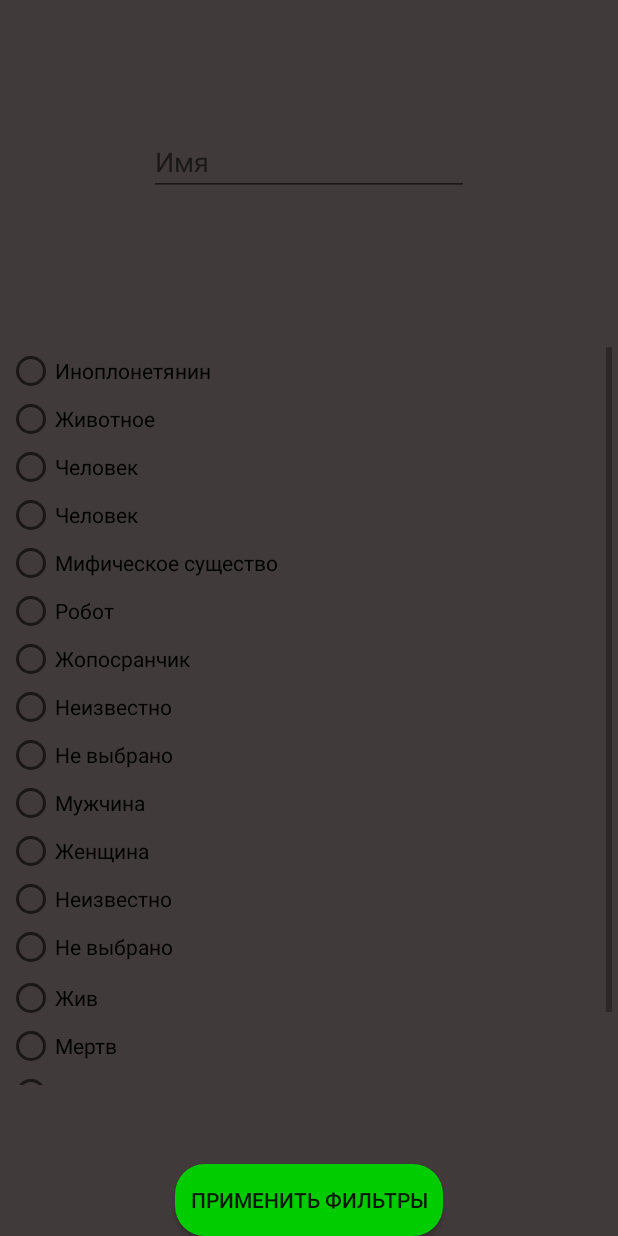
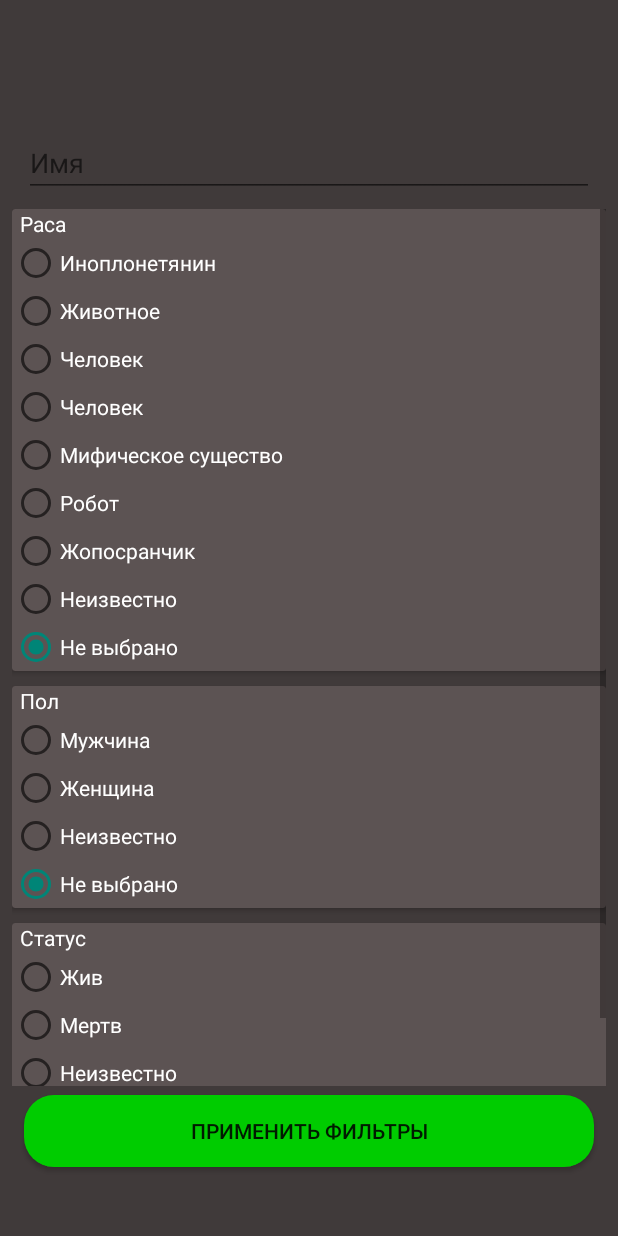
Before and after one commit to IgrayuVminecraftKakBozhenka/RickAndMortyApp, an Android app: the fragment FiltersFragment placed in its activity, on a phone screen of 412 x 824 dp. Run offline under Robolectric (Android 15) with nearby library versions, the phone set to English and light mode, and no system bars; libraries missing offline, so code that uses them is left out: com.github.terrakok.cicerone; 2 statements that could not run were skipped.

Commit message:
bug ispravlen

```diff
--- a/app/src/main/java/com/igrayuvminecraftkakbozhenka/rickandmortyapi/domain/DataRepositoryInterface.kt
+++ b/app/src/main/java/com/igrayuvminecraftkakbozhenka/rickandmortyapi/domain/DataRepositoryInterface.kt
@@ -10,7 +10,7 @@ interface DataRepositoryInterface {
 
     suspend fun getPageWithCharacters(pageId: Int): ArrayList<Character>
 
-    suspend fun getFilteredCharacters(filter: Filter?): ArrayList<Character>
+    suspend fun getFilteredCharacters(filter: Filter?): ArrayList<Character>?
 
     fun getGenders(): List<DataRepository.GenderValue>
 
--- a/app/src/main/java/com/igrayuvminecraftkakbozhenka/rickandmortyapi/ui/filters_fragment/FiltersFragment.kt
+++ b/app/src/main/java/com/igrayuvminecraftkakbozhenka/rickandmortyapi/ui/filters_fragment/FiltersFragment.kt
@@ -68,6 +68,9 @@ class FiltersFragment: Fragment(), View.OnClickListener, RadioGroup.OnCheckedCha
             val radioButton = RadioButton(requireContext())
             radioButton.setText(value.resId)
             radioButton.id = value.id
+            radioButton.setTextColor(resources.getColor(R.color.white))
+            if (value.ordinal == species.size - 1)
+                radioButton.isChecked = true
             speciesRadioGroup.addView(radioButton)
         }
         speciesRadioGroup.setOnCheckedChangeListener(this)
@@ -77,6 +80,9 @@ class FiltersFragment: Fragment(), View.OnClickListener, RadioGroup.OnCheckedCha
             val radioButton = RadioButton(requireContext())
             radioButton.setText(value.resId)
             radioButton.id = value.id
+            radioButton.setTextColor(resources.getColor(R.color.white))
+            if (value.ordinal == genders.size - 1)
+                radioButton.isChecked = true
             genderRadioGroup.addView(radioButton)
         }
         genderRadioGroup.setOnCheckedChangeListener(this)
@@ -86,6 +92,9 @@ class FiltersFragment: Fragment(), View.OnClickListener, RadioGroup.OnCheckedCha
             val radioButton = RadioButton(requireContext())
             radioButton.setText(value.resId)
             radioButton.id = value.id
+            radioButton.setTextColor(resources.getColor(R.color.white))
+            if (value.ordinal == status.size - 1)
+                radioButton.isChecked = true
             statusRadioGroup.addView(radioButton)
         }
         statusRadioGroup.setOnCheckedChangeListener(this)
--- a/app/src/main/res/layout/fragment_filter_settings.xml
+++ b/app/src/main/res/layout/fragment_filter_settings.xml
@@ -8,8 +8,12 @@
 
     <EditText
         android:id="@+id/input_name"
-        android:layout_width="wrap_content"
+        android:layout_width="match_parent"
         android:layout_height="wrap_content"
+        android:layout_marginStart="16dp"
+        android:layout_marginTop="10dp"
+        android:layout_marginEnd="16dp"
+        android:layout_marginBottom="8dp"
         android:ems="10"
         android:hint="@string/name_character"
         android:inputType="textPersonName"
@@ -17,38 +21,15 @@
         app:layout_constraintEnd_toEndOf="parent"
         app:layout_constraintStart_toStartOf="parent"
         app:layout_constraintTop_toTopOf="parent"
-        app:layout_constraintVertical_bias="0.110000014" />
-
-
-
-
-    <Button
-        android:id="@+id/setup_filters_button"
-        android:layout_width="wrap_content"
-        android:layout_height="wrap_content"
-        android:layout_marginTop="@dimen/margin"
-        android:background="@drawable/rounded_button"
-        android:padding="10dp"
-        android:text="@string/setup_filters"
-        app:layout_constraintBottom_toBottomOf="parent"
-        app:layout_constraintEnd_toEndOf="parent"
-        app:layout_constraintStart_toStartOf="parent"
-        app:layout_constraintTop_toBottomOf="@+id/status_radio_group" />
-
-    <androidx.constraintlayout.widget.Guideline
-        android:id="@+id/guideline2"
-        android:layout_width="wrap_content"
-        android:layout_height="wrap_content"
-        android:orientation="vertical"
-        app:layout_constraintGuide_begin="37dp" />
+        app:layout_constraintVertical_bias="0.100000024" />
 
     <ScrollView
-        android:layout_width="403dp"
-        android:layout_height="492dp"
-        android:layout_marginStart="1dp"
-        android:layout_marginTop="1dp"
-        android:layout_marginEnd="1dp"
-        android:layout_marginBottom="1dp"
+        android:layout_width="0dp"
+        android:layout_height="0dp"
+        android:layout_marginStart="8dp"
+        android:layout_marginTop="8dp"
+        android:layout_marginEnd="8dp"
+        android:layout_marginBottom="100dp"
         app:layout_constraintBottom_toBottomOf="parent"
         app:layout_constraintEnd_toEndOf="parent"
         app:layout_constraintStart_toStartOf="parent"
@@ -59,33 +40,98 @@
             android:layout_height="wrap_content"
             android:orientation="vertical">
 
+            <androidx.cardview.widget.CardView
+                android:layout_width="match_parent"
+                android:layout_height="wrap_content"
+                android:layout_marginBottom="10dp"
+                app:cardBackgroundColor="@color/brown_gray_lite">
+
+                <TextView
+                    android:layout_width="wrap_content"
+                    android:layout_height="wrap_content"
+                    android:text="@string/species_character"
+                    android:layout_marginLeft="5dp"
+                    android:textColor="@color/white" />
+
                 <RadioGroup
                     android:id="@+id/species_radio_group"
                     android:layout_width="wrap_content"
-                android:layout_height="wrap_content">
+                    android:layout_height="wrap_content"
+                    android:layout_marginTop="20dp">
 
 
                 </RadioGroup>
 
+            </androidx.cardview.widget.CardView>
+
+
+            <androidx.cardview.widget.CardView
+                android:layout_width="match_parent"
+                android:layout_height="wrap_content"
+                android:layout_marginBottom="10dp"
+                app:cardBackgroundColor="@color/brown_gray_lite">
+
+                <TextView
+                    android:layout_width="wrap_content"
+                    android:layout_height="wrap_content"
+                    android:text="@string/gender"
+                    android:layout_marginLeft="5dp"
+                    android:textColor="@color/white" />
+
                 <RadioGroup
                     android:id="@+id/gender_radio_group"
                     android:layout_width="wrap_content"
-                android:layout_height="wrap_content">
+                    android:layout_height="wrap_content"
+                    android:layout_marginTop="20dp">
 
 
                 </RadioGroup>
 
+            </androidx.cardview.widget.CardView>
+
+            <androidx.cardview.widget.CardView
+                android:layout_width="match_parent"
+                android:layout_height="wrap_content"
+                android:layout_marginBottom="10dp"
+                app:cardBackgroundColor="@color/brown_gray_lite">
+
+                <TextView
+                    android:layout_width="wrap_content"
+                    android:layout_height="wrap_content"
+                    android:text="@string/status"
+                    android:layout_marginLeft="5dp"
+                    android:textColor="@color/white" />
 
                 <RadioGroup
                     android:id="@+id/status_radio_group"
                     android:layout_width="wrap_content"
                     android:layout_height="wrap_content"
-                android:layout_marginTop="2dp">
+                    android:layout_marginTop="20dp">
 
                 </RadioGroup>
+
+            </androidx.cardview.widget.CardView>
+
+
 
         </LinearLayout>
     </ScrollView>
 
+    <Button
+        android:id="@+id/setup_filters_button"
+        android:layout_width="match_parent"
+        android:layout_height="wrap_content"
+        android:layout_marginStart="16dp"
+        android:layout_marginTop="8dp"
+        android:layout_marginEnd="16dp"
+        android:layout_marginBottom="16dp"
+        android:background="@drawable/rounded_button"
+        android:padding="10dp"
+        android:text="@string/setup_filters"
+        app:layout_constraintBottom_toBottomOf="parent"
+        app:layout_constraintEnd_toEndOf="parent"
+        app:layout_constraintStart_toStartOf="parent"
+        app:layout_constraintTop_toTopOf="parent"
+        app:layout_constraintVertical_bias="0.96" />
 
 </androidx.constraintlayout.widget.ConstraintLayout>
--- a/app/src/main/res/values/dimens-hdpi.xml
+++ /dev/null
@@ -1,4 +0,0 @@
-<?xml version="1.0" encoding="utf-8"?>
-<resources>
-    <dimen name="padding">8dp</dimen>
-</resources>
--- a/app/src/main/res/values/dimens-mdpi.xml
+++ /dev/null
@@ -1,6 +0,0 @@
-<?xml version="1.0" encoding="utf-8"?>
-<resources>
-    <dimen name="margin">2dp</dimen>
-    <dimen name="width">200dp</dimen>
-
-</resources>
--- a/app/src/main/res/values/dimens-xhdpi.xml
+++ /dev/null
@@ -1,2 +0,0 @@
-<?xml version="1.0" encoding="utf-8"?>
-<resources></resources>
--- a/app/src/main/res/values/dimens-xxhdpi.xml
+++ /dev/null
@@ -1,2 +0,0 @@
-<?xml version="1.0" encoding="utf-8"?>
-<resources></resources>
--- a/app/src/main/res/values/dimens-xxxhdpi.xml
+++ /dev/null
@@ -1,2 +0,0 @@
-<?xml version="1.0" encoding="utf-8"?>
-<resources></resources>
--- a/app/src/main/res/values/strings.xml
+++ b/app/src/main/res/values/strings.xml
@@ -17,6 +17,7 @@
     <string name="unknown">Неизвестно</string>
     <string name="male">Мужчина</string>
     <string name="female">Женщина</string>
+    <string name="gender">Пол</string>
     <string name="genderless">Гендернонейтральный</string>
     <string name="setup_filters">Применить фильтры</string>
     <string name="alien">Иноплонетянин</string>
```
Also changed, not shown: app/src/main/java/com/igrayuvminecraftkakbozhenka/rickandmortyapi/data/DataRepository.kt (+6 -1 lines), app/src/main/res/layout/character_item.xml (+8 -8 lines), app/src/main/res/layout/fragment_menu.xml (+10 -4 lines), app/src/main/res/layout/fragment_person.xml (+6 -7 lines). Lines whose indentation alone changed are shown as unchanged.
